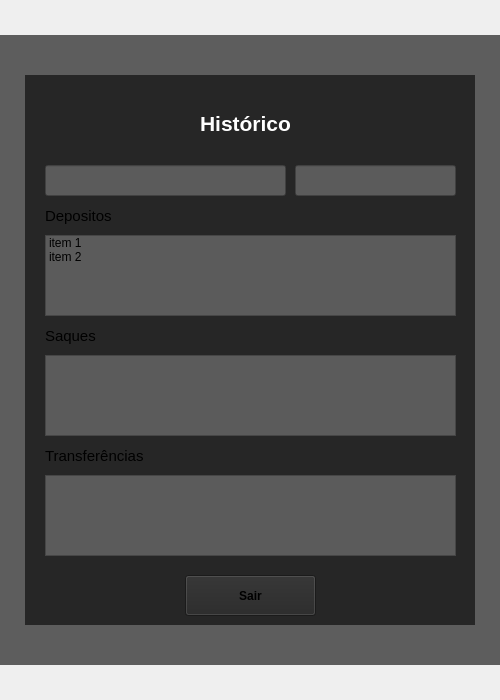
Before: the Qt Designer form Interface/telas/telaHistorico.ui in cdanielss/pooII, drawn with Qt 5.
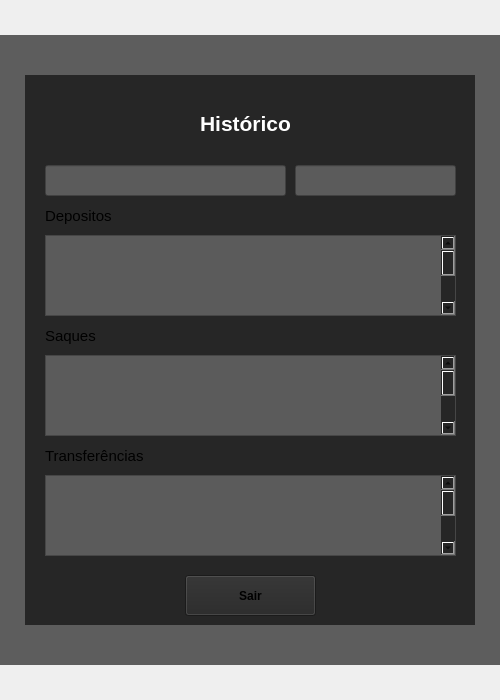
After: the same form once the commit is applied.

Patch:
```diff
--- a/Interface/telas/telaHistorico.ui
+++ b/Interface/telas/telaHistorico.ui
@@ -186,12 +186,52 @@
           </property>
           <item>
            <property name="text">
-            <string>item 1</string>
+            <string/>
            </property>
           </item>
           <item>
            <property name="text">
-            <string>item 2</string>
+            <string/>
+           </property>
+          </item>
+          <item>
+           <property name="text">
+            <string/>
+           </property>
+          </item>
+          <item>
+           <property name="text">
+            <string/>
+           </property>
+          </item>
+          <item>
+           <property name="text">
+            <string/>
+           </property>
+          </item>
+          <item>
+           <property name="text">
+            <string/>
+           </property>
+          </item>
+          <item>
+           <property name="text">
+            <string/>
+           </property>
+          </item>
+          <item>
+           <property name="text">
+            <string/>
+           </property>
+          </item>
+          <item>
+           <property name="text">
+            <string/>
+           </property>
+          </item>
+          <item>
+           <property name="text">
+            <string/>
            </property>
           </item>
          </widget>
@@ -221,19 +261,6 @@
            <string>&lt;html&gt;&lt;head/&gt;&lt;body&gt;&lt;p&gt;&lt;span style=&quot; font-size:11pt;&quot;&gt;Saques&lt;/span&gt;&lt;/p&gt;&lt;/body&gt;&lt;/html&gt;</string>
           </property>
          </widget>
-         <widget class="QListWidget" name="campoLista_saques">
-          <property name="geometry">
-           <rect>
-            <x>20</x>
-            <y>280</y>
-            <width>411</width>
-            <height>81</height>
-           </rect>
-          </property>
-          <property name="styleSheet">
-           <string notr="true">background-color: rgb(91, 91, 91);</string>
-          </property>
-         </widget>
          <widget class="QLabel" name="label_5">
           <property name="geometry">
            <rect>
@@ -247,7 +274,70 @@
            <string>&lt;html&gt;&lt;head/&gt;&lt;body&gt;&lt;p&gt;&lt;span style=&quot; font-size:11pt;&quot;&gt;Transferências&lt;/span&gt;&lt;/p&gt;&lt;/body&gt;&lt;/html&gt;</string>
           </property>
          </widget>
-         <widget class="QListWidget" name="campoLista_transferencias">
+         <widget class="QListWidget" name="campoLista_depositos_2">
+          <property name="geometry">
+           <rect>
+            <x>20</x>
+            <y>280</y>
+            <width>411</width>
+            <height>81</height>
+           </rect>
+          </property>
+          <property name="styleSheet">
+           <string notr="true">background-color: rgb(91, 91, 91);</string>
+          </property>
+          <item>
+           <property name="text">
+            <string/>
+           </property>
+          </item>
+          <item>
+           <property name="text">
+            <string/>
+           </property>
+          </item>
+          <item>
+           <property name="text">
+            <string/>
+           </property>
+          </item>
+          <item>
+           <property name="text">
+            <string/>
+           </property>
+          </item>
+          <item>
+           <property name="text">
+            <string/>
+           </property>
+          </item>
+          <item>
+           <property name="text">
+            <string/>
+           </property>
+          </item>
+          <item>
+           <property name="text">
+            <string/>
+           </property>
+          </item>
+          <item>
+           <property name="text">
+            <string/>
+           </property>
+          </item>
+          <item>
+           <property name="text">
+            <string/>
+           </property>
+          </item>
+          <item>
+           <property name="text">
+            <string/>
+           </property>
+          </item>
+         </widget>
+         <widget class="QListWidget" name="campoLista_depositos_3">
           <property name="geometry">
            <rect>
             <x>20</x>
@@ -259,6 +349,56 @@
           <property name="styleSheet">
            <string notr="true">background-color: rgb(91, 91, 91);</string>
           </property>
+          <item>
+           <property name="text">
+            <string/>
+           </property>
+          </item>
+          <item>
+           <property name="text">
+            <string/>
+           </property>
+          </item>
+          <item>
+           <property name="text">
+            <string/>
+           </property>
+          </item>
+          <item>
+           <property name="text">
+            <string/>
+           </property>
+          </item>
+          <item>
+           <property name="text">
+            <string/>
+           </property>
+          </item>
+          <item>
+           <property name="text">
+            <string/>
+           </property>
+          </item>
+          <item>
+           <property name="text">
+            <string/>
+           </property>
+          </item>
+          <item>
+           <property name="text">
+            <string/>
+           </property>
+          </item>
+          <item>
+           <property name="text">
+            <string/>
+           </property>
+          </item>
+          <item>
+           <property name="text">
+            <string/>
+           </property>
+          </item>
          </widget>
         </widget>
        </item>
```
